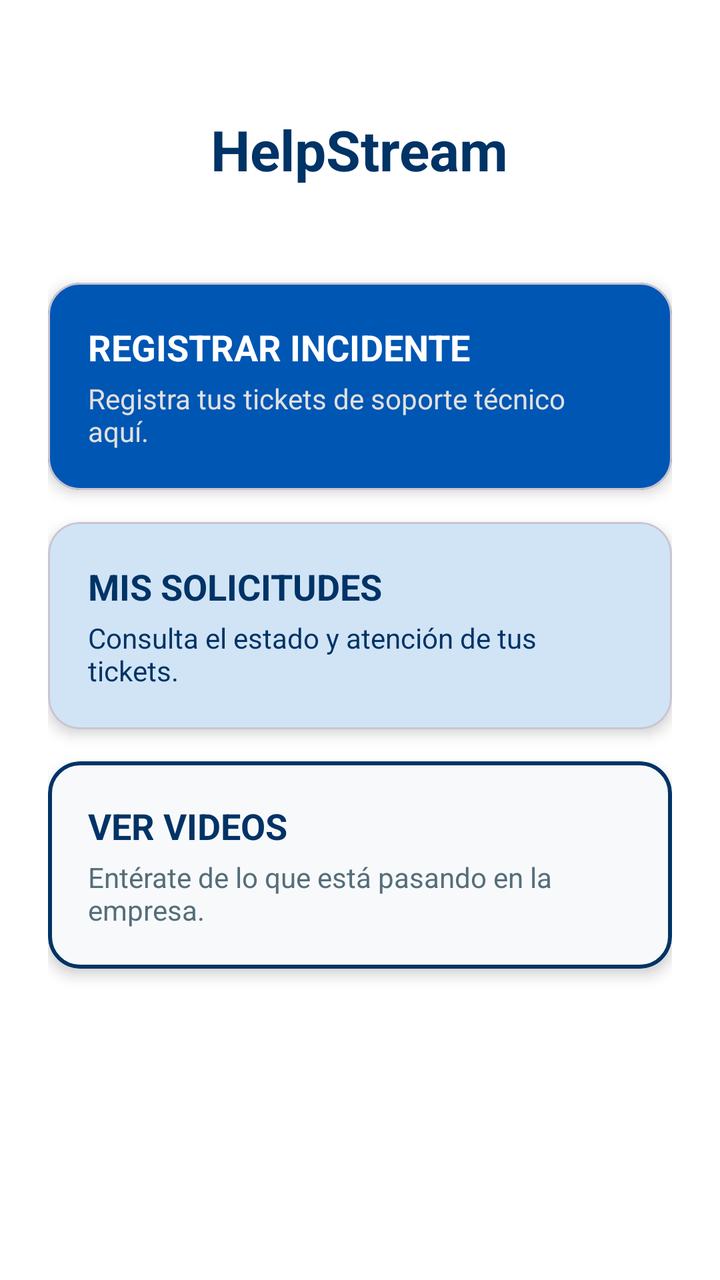
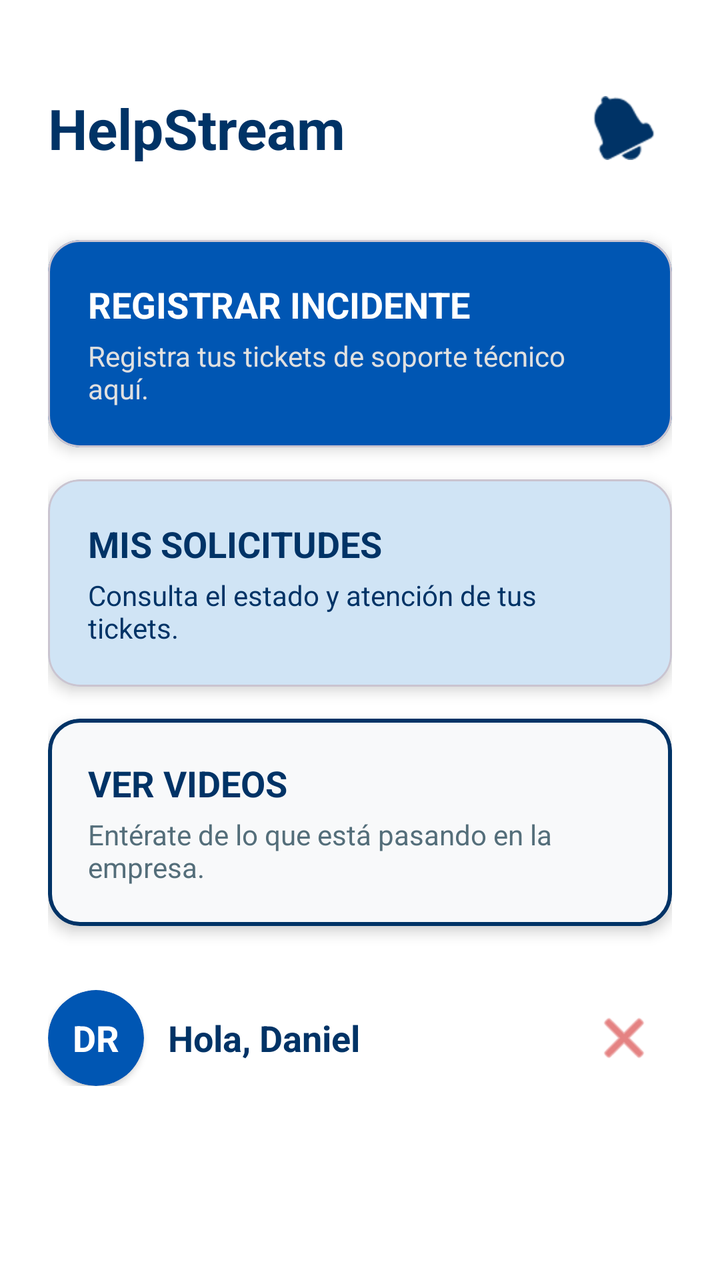

Before-and-after screenshots of an Android layout around one commit, followed by the original layout XML and the change that was made.
<!-- AndroidManifest.xml: application theme Theme.HelpStream_Mobile -->
<!-- res/layout/activity_home.xml -->
<?xml version="1.0" encoding="utf-8"?>
<ScrollView xmlns:android="http://schemas.android.com/apk/res/android"
    xmlns:app="http://schemas.android.com/apk/res-auto"
    android:layout_width="match_parent"
    android:layout_height="match_parent"
    android:background="#FFFFFF"
    android:fillViewport="true">

    <LinearLayout
        android:layout_width="match_parent"
        android:layout_height="wrap_content"
        android:gravity="center_horizontal"
        android:orientation="vertical"
        android:padding="24dp">

        
        <TextView
            android:layout_width="wrap_content"
            android:layout_height="wrap_content"
            android:layout_marginTop="32dp"
            android:layout_marginBottom="48dp"
            android:text="HelpStream"
            android:textColor="#003366"
            android:textSize="28sp"
            android:textStyle="bold" />

        
        <com.google.android.material.card.MaterialCardView
            android:id="@+id/cardRegistrar"
            android:layout_width="match_parent"
            android:layout_height="wrap_content"
            android:layout_marginBottom="16dp"
            app:cardBackgroundColor="#0056b3"
            app:cardCornerRadius="16dp"
            app:cardElevation="4dp">

            <LinearLayout
                android:layout_width="match_parent"
                android:layout_height="wrap_content"
                android:orientation="vertical"
                android:padding="20dp">

                <TextView
                    android:layout_width="wrap_content"
                    android:layout_height="wrap_content"
                    android:text="REGISTRAR INCIDENTE"
                    android:textColor="#FFFFFF"
                    android:textSize="18sp"
                    android:textStyle="bold" />

                <TextView
                    android:layout_width="wrap_content"
                    android:layout_height="wrap_content"
                    android:layout_marginTop="4dp"
                    android:text="Registra tus tickets de soporte técnico aquí."
                    android:textColor="#E0E0E0"
                    android:textSize="14sp" />
            </LinearLayout>
        </com.google.android.material.card.MaterialCardView>

        
        <com.google.android.material.card.MaterialCardView
            android:id="@+id/cardMisSolicitudes"
            android:layout_width="match_parent"
            android:layout_height="wrap_content"
            android:layout_marginBottom="16dp"
            app:cardBackgroundColor="#D0E4F5"
            app:cardCornerRadius="16dp"
            app:cardElevation="4dp">

            <LinearLayout
                android:layout_width="match_parent"
                android:layout_height="wrap_content"
                android:orientation="vertical"
                android:padding="20dp">

                <TextView
                    android:layout_width="wrap_content"
                    android:layout_height="wrap_content"
                    android:text="MIS SOLICITUDES"
                    android:textColor="#003366"
                    android:textSize="18sp"
                    android:textStyle="bold" />

                <TextView
                    android:layout_width="wrap_content"
                    android:layout_height="wrap_content"
                    android:layout_marginTop="4dp"
                    android:text="Consulta el estado y atención de tus tickets."
                    android:textColor="#003366"
                    android:textSize="14sp" />
            </LinearLayout>
        </com.google.android.material.card.MaterialCardView>

        
        <com.google.android.material.card.MaterialCardView
            android:id="@+id/cardVerVideos"
            android:layout_width="match_parent"
            android:layout_height="wrap_content"
            android:layout_marginBottom="16dp"
            app:cardBackgroundColor="#F8F9FA"
            app:cardCornerRadius="16dp"
            app:cardElevation="4dp"
            app:strokeColor="#003366"
            app:strokeWidth="2dp">

            <LinearLayout
                android:layout_width="match_parent"
                android:layout_height="wrap_content"
                android:orientation="vertical"
                android:padding="20dp">

                <TextView
                    android:layout_width="wrap_content"
                    android:layout_height="wrap_content"
                    android:text="VER VIDEOS"
                    android:textColor="#003366"
                    android:textSize="18sp"
                    android:textStyle="bold" />

                <TextView
                    android:layout_width="wrap_content"
                    android:layout_height="wrap_content"
                    android:layout_marginTop="4dp"
                    android:text="Entérate de lo que está pasando en la empresa."
                    android:textColor="#546E7A"
                    android:textSize="14sp" />
            </LinearLayout>
        </com.google.android.material.card.MaterialCardView>

    </LinearLayout>
</ScrollView>
<!-- resources referenced by this layout -->
<resources>
  <style name="Theme.HelpStream_Mobile" parent="Base.Theme.HelpStream_Mobile" />
  <style name="Base.Theme.HelpStream_Mobile" parent="Theme.Material3.DayNight.NoActionBar">
          
          
      </style>
</resources>

<!-- the commit's change to res/layout/activity_home.xml (unified diff, before → after) -->
@@ -13,16 +13,31 @@
         android:orientation="vertical"
         android:padding="24dp">
 
-        
-        <TextView
-            android:layout_width="wrap_content"
+        <RelativeLayout
+            android:layout_width="match_parent"
             android:layout_height="wrap_content"
-            android:layout_marginTop="32dp"
-            android:layout_marginBottom="48dp"
-            android:text="HelpStream"
-            android:textColor="#003366"
-            android:textSize="28sp"
-            android:textStyle="bold" />
+            android:layout_marginTop="16dp"
+            android:layout_marginBottom="32dp">
+
+            <TextView
+                android:layout_width="wrap_content"
+                android:layout_height="wrap_content"
+                android:layout_centerVertical="true"
+                android:text="HelpStream"
+                android:textColor="#003366"
+                android:textSize="28sp"
+                android:textStyle="bold" />
+
+            <ImageButton
+                android:id="@+id/btnNotifications"
+                android:layout_width="48dp"
+                android:layout_height="48dp"
+                android:layout_alignParentEnd="true"
+                android:layout_centerVertical="true"
+                android:background="?attr/selectableItemBackgroundBorderless"
+                android:src="@android:drawable/ic_popup_reminder"
+                app:tint="#003366" />
+        </RelativeLayout>
 
         
         <com.google.android.material.card.MaterialCardView
@@ -128,5 +143,50 @@
             </LinearLayout>
         </com.google.android.material.card.MaterialCardView>
 
+        
+        <LinearLayout
+            android:layout_width="match_parent"
+            android:layout_height="wrap_content"
+            android:orientation="horizontal"
+            android:gravity="center_vertical"
+            android:layout_marginTop="16dp">
+
+            <androidx.cardview.widget.CardView
+                android:layout_width="48dp"
+                android:layout_height="48dp"
+                app:cardCornerRadius="24dp"
+                app:cardBackgroundColor="#0056b3">
+
+                <TextView
+                    android:id="@+id/tvInitials"
+                    android:layout_width="match_parent"
+                    android:layout_height="match_parent"
+                    android:gravity="center"
+                    android:text="DR"
+                    android:textColor="#FFFFFF"
+                    android:textSize="18sp"
+                    android:textStyle="bold" />
+            </androidx.cardview.widget.CardView>
+
+            <TextView
+                android:id="@+id/tvWelcomeName"
+                android:layout_width="0dp"
+                android:layout_height="wrap_content"
+                android:layout_weight="1"
+                android:layout_marginStart="12dp"
+                android:text="Hola, Daniel"
+                android:textColor="#003366"
+                android:textSize="18sp"
+                android:textStyle="bold" />
+
+            <ImageButton
+                android:id="@+id/btnLogout"
+                android:layout_width="48dp"
+                android:layout_height="48dp"
+                android:background="?attr/selectableItemBackgroundBorderless"
+                android:src="@android:drawable/ic_menu_close_clear_cancel"
+                app:tint="#D32F2F" />
+        </LinearLayout>
+
     </LinearLayout>
 </ScrollView>
